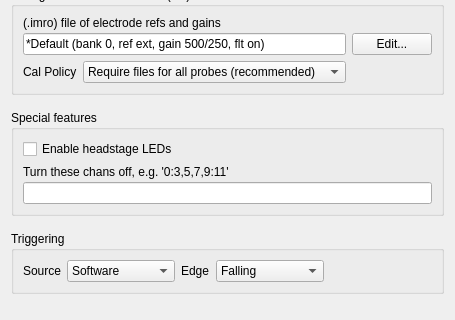
First picture: the form in Forms/IMCfgTab.ui, repository billkarsh/SpikeGLX, before the edit; both pictures show x 0 to 455 and y 158 to 478 of the 455 by 478 pixel window.
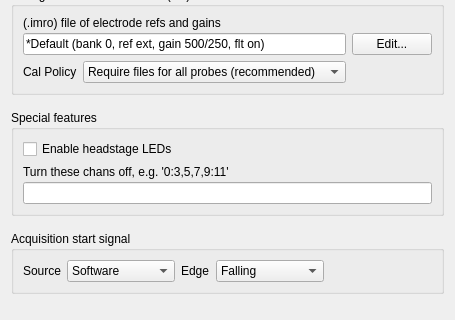
Second picture: the form after the edit.

Patch:
```diff
--- a/Forms/IMCfgTab.ui
+++ b/Forms/IMCfgTab.ui
@@ -355,7 +355,7 @@
    <item row="3" column="0" colspan="2">
     <widget class="QGroupBox" name="globalGB">
      <property name="title">
-      <string>Triggering</string>
+      <string>Acquisition start signal</string>
      </property>
      <layout class="QGridLayout" name="gridLayout">
       <item row="1" column="3">
```
